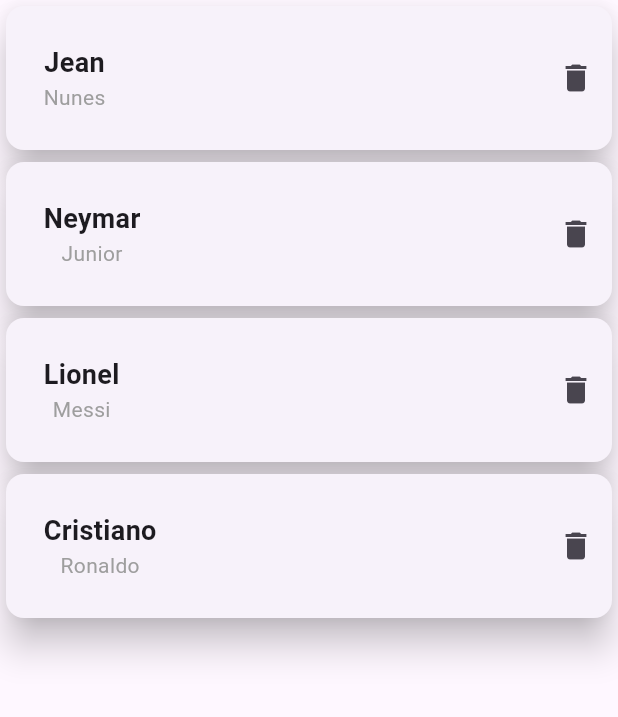
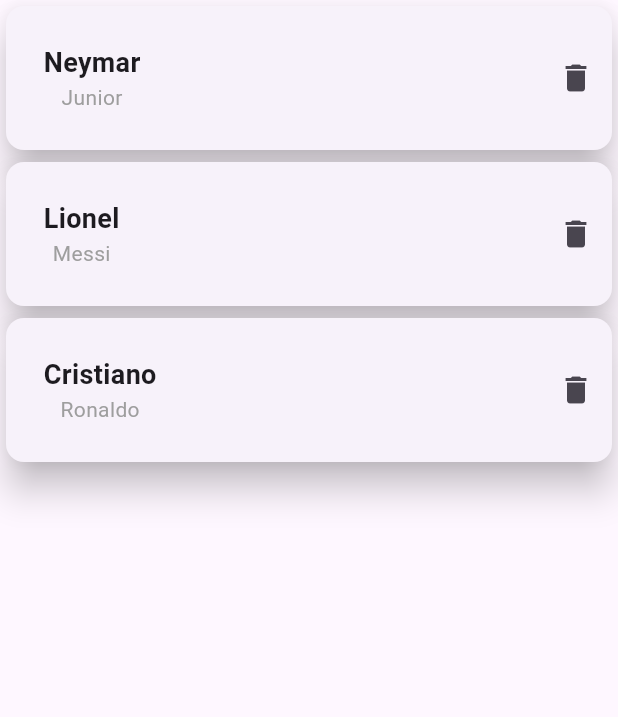
Before and after one commit to JeanKeitwo16/flutter-listaparawidget, a Flutter app: the screen it shows after launch, after a tap on the "delete" icon, on a phone screen of 412 x 824 dp, the part 84-801 px from its top. Run offline on Flutter 3.47's test engine with Material 3 defaults, Android fonts, the phone set to English and light mode, and no system bars.

Commit message:
commit daora

```diff
--- a/lib/main.dart
+++ b/lib/main.dart
@@ -39,7 +39,7 @@ class _Tela1State extends State<Tela1> {
         cpf: "757.324.342-54"),
   ];
 
-  void removerItem(int index){
+  void removerItem(int index) {
     setState(() {
       lista.removeAt(index);
     });
@@ -54,7 +54,11 @@ class _Tela1State extends State<Tela1> {
         body: ListView.builder(
           itemCount: lista.length,
           itemBuilder: (context, index) {
-            return Cardwidget(nome: lista[index].nome, sobrenome: lista[index].sobrenome, onRemove: removerItem,);
+            return Cardwidget(
+              nome: lista[index].nome,
+              sobrenome: lista[index].sobrenome,
+              onRemove: ()=> removerItem(index),
+            );
           },
         ));
   }
```
